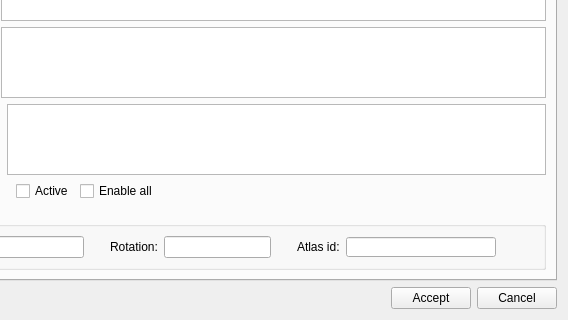
First picture: the form in ui/plan_psector.ui, repository Giswater/giswater_qgis_plugin, before the edit; both pictures show x 96 to 664 and y 313 to 633 of the 664 by 633 pixel window.
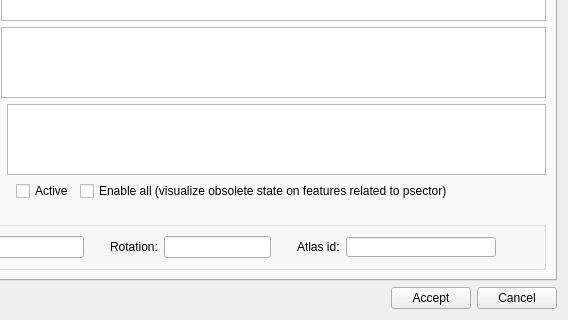
Second picture: the form after the edit. Icons and pictures are not drawn.

Commit message: Update tooltip for Enable all checkbox on psector UI

```diff
--- a/ui/plan_psector.ui
+++ b/ui/plan_psector.ui
@@ -478,7 +478,7 @@
          <item>
           <widget class="QCheckBox" name="chk_enable_all">
            <property name="text">
-            <string>Enable all</string>
+            <string>Enable all (visualize obsolete state on features related to psector)</string>
            </property>
           </widget>
          </item>
```
Left out of the diff: 3 changed lines with no effect on the pictures.
